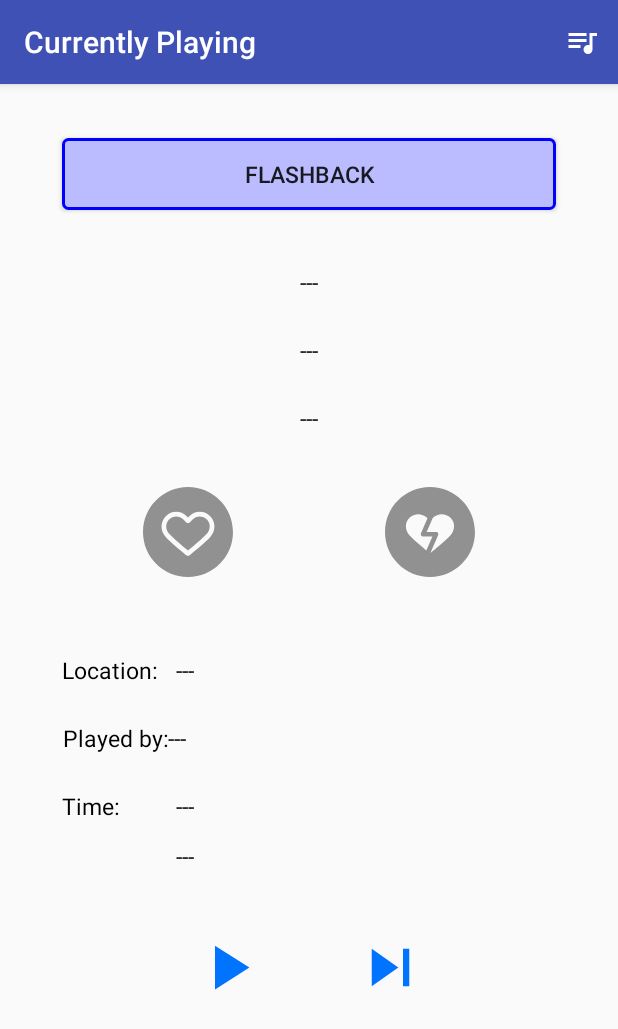
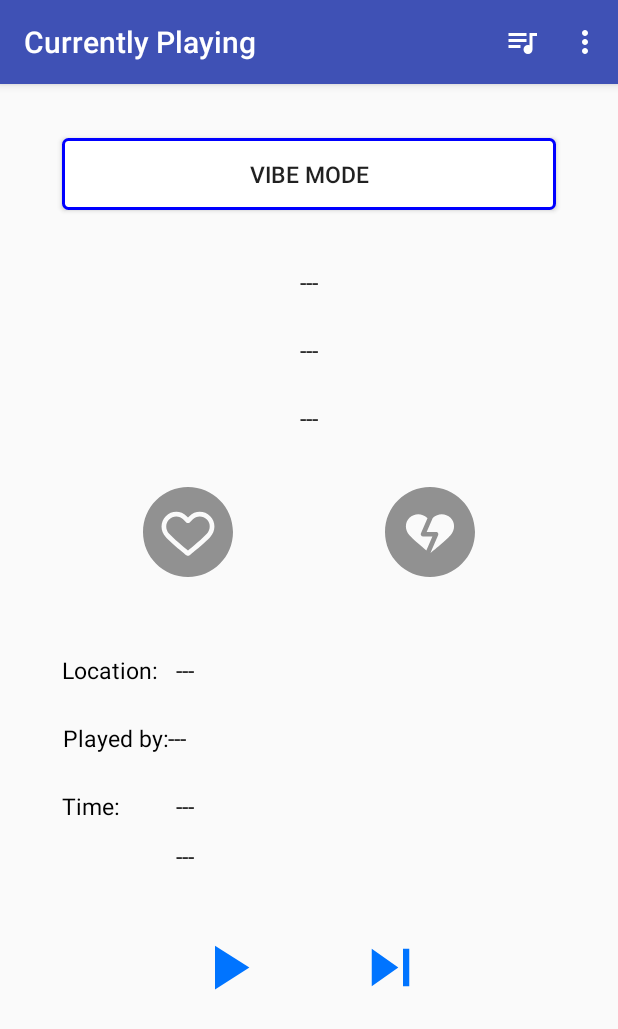
Before and after one commit to Flasew/AndroidFlashbackPlayer, an Android app: the screen it shows after launch (CurrSongActivity), after a tap on "Currently Playing", on a phone screen of 412 x 824 dp. Shown: the top 1029 px of the screen. Run offline under Robolectric (Android 15) with nearby library versions, the phone set to English and light mode, and no system bars; our stand-ins replace Firebase (no records; nobody signed in at launch, a user with empty details on screens opened directly); libraries missing offline, so code that uses them is left out: com.google.api.client, com.google.api.services; 5 statements that could not run were skipped.

Commit message:
Task EXTRA.1, issue #83 - add mocking update

```diff
--- a/app/src/main/java/edu/ucsd/team6flashbackplayer/AlbumActivity.java
+++ b/app/src/main/java/edu/ucsd/team6flashbackplayer/AlbumActivity.java
@@ -101,7 +101,8 @@
         int id = item.getItemId();
 
         if (id == R.id.add_album) {
-            DialogFragment downloadDialog = new DownloadDialogFragment();
+            DownloadDialogFragment downloadDialog = new DownloadDialogFragment();
+            downloadDialog.setTitle("Download a song...");
             downloadDialog.show(getFragmentManager(), getResources().getString(R.string.download_album));
         }
 
--- a/app/src/main/java/edu/ucsd/team6flashbackplayer/AppTime.java
+++ b/app/src/main/java/edu/ucsd/team6flashbackplayer/AppTime.java
@@ -1,8 +1,13 @@
 package edu.ucsd.team6flashbackplayer;
 
+import android.content.Context;
+import android.content.Intent;
 import android.support.annotation.NonNull;
+import android.support.v4.content.LocalBroadcastManager;
+import android.util.Log;
 
 import java.time.ZonedDateTime;
+
 
 /**
  * Class for time mocking.
@@ -12,14 +17,51 @@
  */
 public class AppTime {
 
+    private static final String TAG = AppTime.class.getName();
+
+    static final String BROADCAST_FAKE_TIME_UPDATE = "fakeTimeUpdate";
+    static final int[] UPDATE_TIME = {0, 5, 11, 17};
+
     private static ZonedDateTime fixedTime = null; // stores a user set date time
+    private static LocalBroadcastManager localBroadcastManager;
+
+    public static void setupBroadcastManager(Context c) {
+        if (localBroadcastManager != null) {
+            localBroadcastManager = LocalBroadcastManager.getInstance(c.getApplicationContext());
+        }
+    }
 
     /**
      * Set a fixed time and use it for future calls
      * @param zdt fixed ZonedDateTime that use provided
      */
     public static void setUseFixedTime(@NonNull ZonedDateTime zdt) {
+        if (fixedTime != null) {
+            // check if there should be a "update for time"
+            if (zdt.getYear() > fixedTime.getYear() || zdt.getDayOfYear() > fixedTime.getDayOfYear())
+                broadcastFakeTimeChange();
+
+            else {
+                for (int uTime: UPDATE_TIME) {
+                    if (zdt.getHour() >= uTime && fixedTime.getHour() < uTime) {
+                       broadcastFakeTimeChange();
+                       break;
+                    }
+                }
+            }
+        }
         fixedTime = zdt;
+    }
+
+    /**
+     * broadcast a fake app time update to trigger vibe mode list update when mocking time.
+     */
+    private static void broadcastFakeTimeChange() {
+        Intent intent = new Intent(BROADCAST_FAKE_TIME_UPDATE);
+        if (localBroadcastManager != null) {
+            localBroadcastManager.sendBroadcast(intent);
+            Log.d(TAG, "Fake time update send");
+        }
     }
 
     /**
@@ -41,5 +83,13 @@
             return ZonedDateTime.now();
     }
 
+    /**
+     * if the app is using fixed time
+     * @return
+     */
+    public static boolean usingFixedTime() {
+        return fixedTime != null;
+    }
+
 
 }
--- a/app/src/main/java/edu/ucsd/team6flashbackplayer/SongActivity.java
+++ b/app/src/main/java/edu/ucsd/team6flashbackplayer/SongActivity.java
@@ -145,7 +145,8 @@
             case R.id.sort_lastplayed:  sortType = SortType.LAST_PLAYED; break;
             case R.id.sort_title:   sortType = SortType.SONGNAME; break;
             case R.id.add_song:
-                DialogFragment downloadDialog = new DownloadDialogFragment();
+                DownloadDialogFragment downloadDialog = new DownloadDialogFragment();
+                downloadDialog.setTitle("Download a song...");
                 downloadDialog.show(getFragmentManager(), getResources().getString(R.string.download_song));
             default: return super.onOptionsItemSelected(item);
         }
--- a/app/src/main/res/menu/menu_playing.xml
+++ b/app/src/main/res/menu/menu_playing.xml
@@ -1,6 +1,18 @@
 <?xml version="1.0" encoding="utf-8"?>
 <menu xmlns:android="http://schemas.android.com/apk/res/android"
     xmlns:app="http://schemas.android.com/apk/res-auto">
+
+    <item
+        android:id="@+id/pick_fixed_time"
+        android:orderInCategory="100"
+        android:title="@string/fixed_time"
+        app:showAsAction="never" />
+
+    <item
+        android:id="@+id/use_sys_time"
+        android:orderInCategory="100"
+        android:title="@string/sys_time"
+        app:showAsAction="never" />
 
     <item android:id="@+id/show_playlist"
         android:icon="@drawable/ic_list_white_24dp"
--- a/app/src/main/res/values/strings.xml
+++ b/app/src/main/res/values/strings.xml
@@ -1,6 +1,6 @@
 <resources>
     <string name="app_name">Team6FlashbackPlayer</string>
-    <string name="flashback">FLASHBACK</string>
+    <string name="flashback">VIBE MODE</string>
     <string name="songs">Songs</string>
     <string name="albusms">Albums</string>
     <string name="curr_playing">Currently Playing</string>
@@ -8,17 +8,17 @@
     <string name="location">Location:</string>
     <string name="time">Time:</string>
     <string name="loc_req_title">Location Service Request</string>
-    <string name="loc_req_txt">Flashback Player need your location</string>
+    <string name="loc_req_txt">Player need your location</string>
     <string name="ok">OK</string>
     <string name="showplaylist">Show Playlist</string>
-    <string name="main_activity_title">Flashback Player</string>
+    <string name="main_activity_title">Player</string>
     <string name="song_activity_title">Songs</string>
     <string name="album_activity_title">Albums</string>
     <string name="curr_song_activity_title">Currently Playing</string>
-    <string name="fbList_activity_title">Current Flashback Playlist</string>
-    <string name="notification_title">Flashback Player</string>
-    <string name="notification_message">Flashback Player is running</string>
-    <string name="welcome_info">Hello, %1$s!</string>
+    <string name="fbList_activity_title">Current Playlist</string>
+    <string name="notification_title">Player</string>
+    <string name="notification_message">Player is running</string>
+    <string name="welcome_info">Welcome!</string>
     <string name="storage_req_title">Storage access</string>
     <string name="storage_req_txt">Need permission to ext storage</string>
     <string name="perm_req_title">Permission Request</string>
```
Also changed, not shown: app/src/main/java/edu/ucsd/team6flashbackplayer/CurrSongActivity.java (+113 -24 lines), app/src/main/java/edu/ucsd/team6flashbackplayer/DateTimeSetterDialogFragment.java (+9 -1 lines), app/src/main/java/edu/ucsd/team6flashbackplayer/DownloadDialogFragment.java (+11 -1 lines), app/src/main/java/edu/ucsd/team6flashbackplayer/MainActivity.java (+19 -8 lines).
